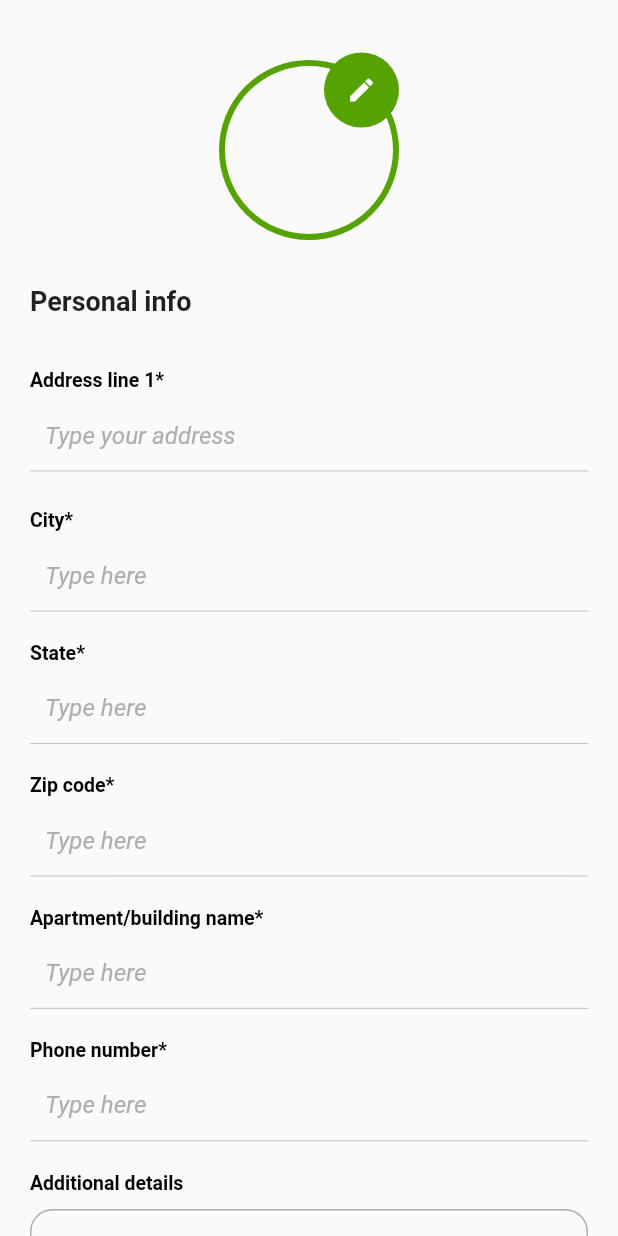
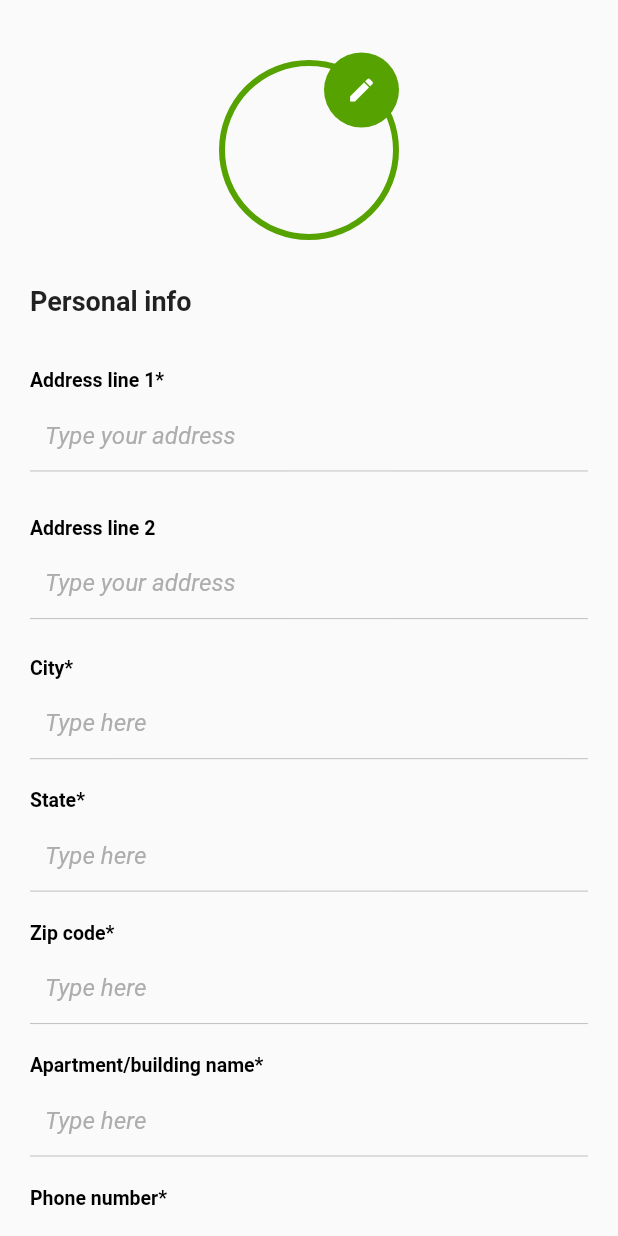
Before and after one commit to AfaqKhan1616/SOC, a Flutter app: the PersonalIntoView screen opened by its route, on a phone screen of 412 x 824 dp. Run offline on Flutter 3.47's test engine with Material 2 defaults, Android fonts, the phone set to English and light mode, and no system bars; our stand-ins replace google_maps_flutter, stacked, stacked_services.

Commit message:
Personal Info Flow(Added address line 2 field)

```diff
--- a/lib/ui/pages/ProviderFlow/PersonalInfo/personal_info_view.dart
+++ b/lib/ui/pages/ProviderFlow/PersonalInfo/personal_info_view.dart
@@ -8,7 +8,7 @@ import 'package:soc/utils/theme.dart';
 import 'package:stacked/stacked.dart';
 
 class PersonalIntoView extends StatefulWidget {
-  PersonalIntoView({Key? key}) : super(key: key);
+  const PersonalIntoView({Key? key}) : super(key: key);
 
   @override
   State<PersonalIntoView> createState() => _PersonalIntoViewState();
@@ -33,6 +33,7 @@ class _PersonalIntoViewState extends State<PersonalIntoView> {
                       profileInfo(),
                       mainText(),
                       addressField(context, model),
+                      address2Field(context, model),
                       cityField(context, model),
                       stateField(context, model),
                       zipCodeField(context, model),
@@ -58,7 +59,7 @@ class _PersonalIntoViewState extends State<PersonalIntoView> {
           height: 120,
           width: 120,
           clipBehavior: Clip.hardEdge,
-          margin: EdgeInsets.only(top: 20, bottom: 20),
+          margin: const EdgeInsets.only(top: 20, bottom: 20),
           decoration: BoxDecoration(
             border: Border.all(width: 4, color: MyTheme.mainColor),
             borderRadius: BorderRadius.circular(100),
@@ -68,11 +69,11 @@ class _PersonalIntoViewState extends State<PersonalIntoView> {
           child: Container(
             height: 50,
             width: 50,
-            margin: EdgeInsets.only(top: 15, left: 10),
+            margin: const EdgeInsets.only(top: 15, left: 10),
             decoration: BoxDecoration(
                 borderRadius: BorderRadius.circular(100),
                 color: MyTheme.mainColor),
-            child: Center(
+            child: const Center(
                 child: Icon(Icons.edit, size: 20, color: MyTheme.whiteColor)),
           ),
         ),
@@ -81,8 +82,8 @@ class _PersonalIntoViewState extends State<PersonalIntoView> {
   }
 
   Widget mainText() {
-    return Padding(
-      padding: const EdgeInsets.only(bottom: 20, top: 10),
+    return const Padding(
+      padding: EdgeInsets.only(bottom: 20, top: 10),
       child: Text(
         "Personal info",
         style: TextStyle(fontSize: 18, fontWeight: FontWeight.w700),
@@ -101,6 +102,18 @@ class _PersonalIntoViewState extends State<PersonalIntoView> {
       padding: EdgeInsets.symmetric(vertical: getProportionateScreenHeight(15)),
       child: SocTextField(
         labelText: "Address line 1*",
+        // validator: model.validateEmail,
+        placeholder: "Type your address",
+        // onChanged: (value) => model.email = value!,
+        // errorText: model.emailError,
+      ),
+    );
+  }
+  Widget address2Field(BuildContext context, PersonalInfoViewModel model) {
+    return Padding(
+      padding: EdgeInsets.symmetric(vertical: getProportionateScreenHeight(15)),
+      child: SocTextField(
+        labelText: "Address line 2",
         // validator: model.validateEmail,
         placeholder: "Type your address",
         // onChanged: (value) => model.email = value!,
```
